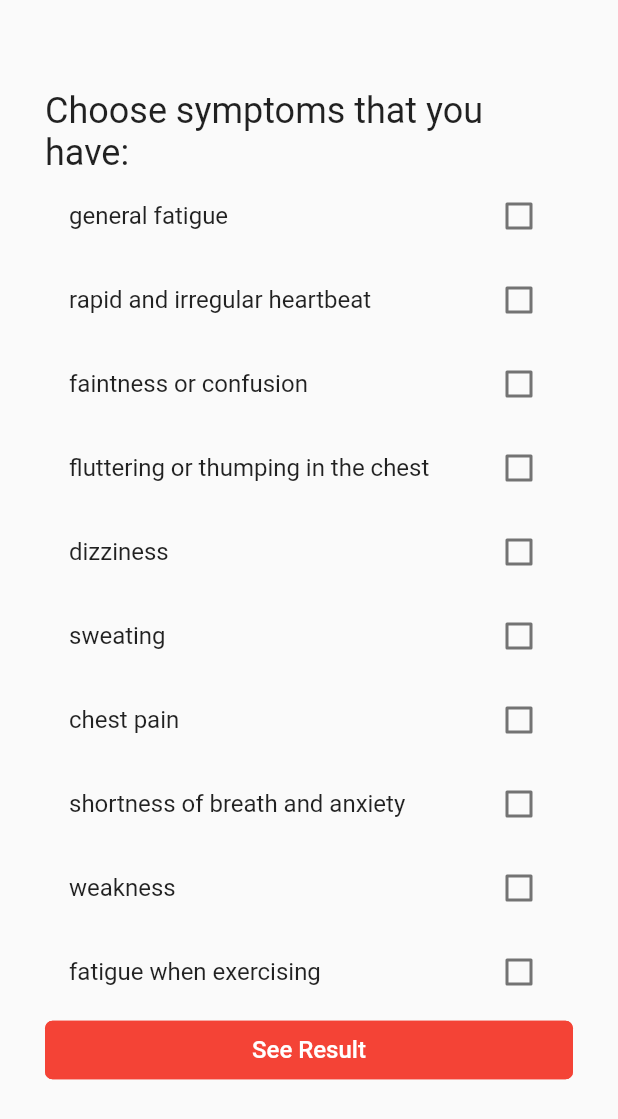
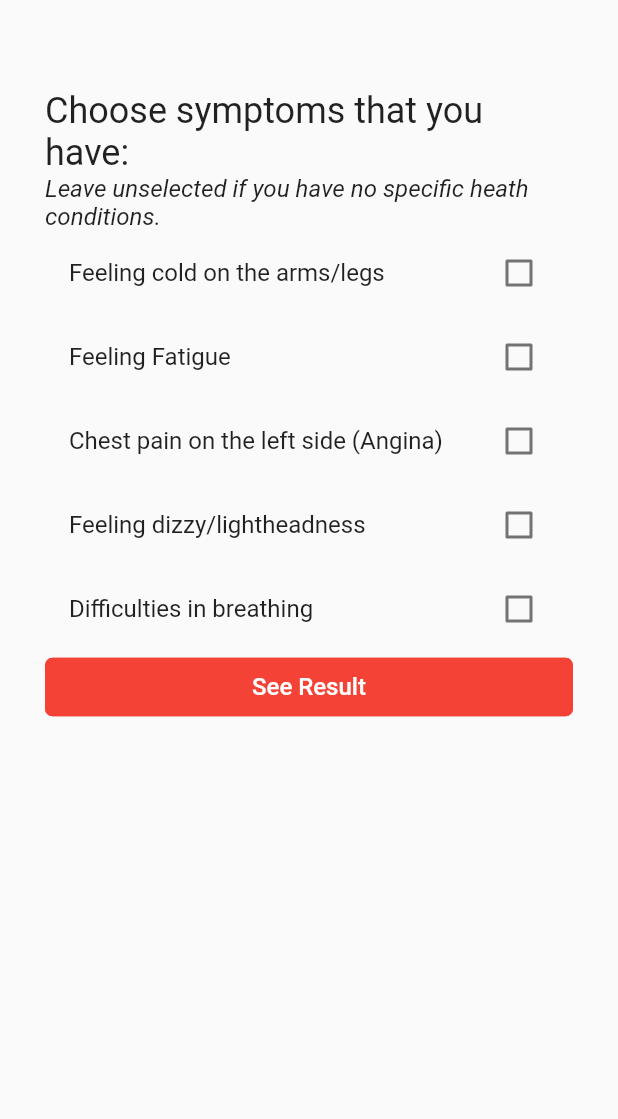
Before and after one commit to nathasyae/heartrate, a Flutter app: the Symptomps screen opened directly, on a phone screen of 412 x 824 dp. Shown: the top 1119 px of the screen. Run offline on Flutter 3.47's test engine with Material 2 defaults, Android fonts, the phone set to English and light mode, and no system bars; our stand-ins replace audioplayers, camera, charts_flutter, cloud_firestore, firebase_auth, firebase_core and 7 more; missing offline and left inert: dart:ffi, demoji, flutter_clean_calendar, flutter_dropdown, international_system_of_units; accounts and stored records are empty.

Commit message:
refactoring to folder detection

```diff
--- a/lib/BottomNavPage.dart
+++ b/lib/BottomNavPage.dart
@@ -6,7 +6,7 @@ import 'package:heartrate/pages/consultation.dart';
 import 'package:heartrate/pages/forms/personalInfo.dart';
 import 'package:heartrate/pages/profile.dart';
 import 'package:heartrate/pages/programs.dart';
-import 'package:heartrate/pages/resultProVersion.dart';
+import 'file:///C:/Users/tasya/Desktop/heartrate/lib/pages/detection/resultProVersion.dart';
 
 class BottomNavPage extends StatefulWidget {
 
--- a/lib/pages/checkHeartRate.dart
+++ b/lib/pages/checkHeartRate.dart
@@ -11,7 +11,7 @@ import 'dart:convert';
 import 'package:http/http.dart' as http;
 import 'package:heartrate/chart.dart';
 import 'package:quiver/async.dart';
-import 'package:heartrate/pages/result.dart';
+import 'file:///C:/Users/tasya/Desktop/heartrate/lib/pages/detection/result.dart';
 import 'package:heartrate/models/Log.dart';
 import 'package:heartrate/models/User.dart';
 import 'package:firebase_core/firebase_core.dart';
--- a/lib/pages/precheckstate.dart
+++ b/lib/pages/detection/precheckstate.dart
@@ -1,6 +1,6 @@
 import 'package:flutter/material.dart';
 import 'package:heartrate/components/MultiSelectChip.dart';
-import 'package:heartrate/pages/result.dart';
+import 'file:///C:/Users/tasya/Desktop/heartrate/lib/pages/detection/result.dart';
 import 'package:multi_select_flutter/multi_select_flutter.dart';
 
 class PrecheckState extends StatefulWidget {
--- a/lib/pages/result.dart
+++ b/lib/pages/detection/result.dart
@@ -3,8 +3,8 @@ import 'package:flutter/material.dart';
 import 'package:cloud_firestore/cloud_firestore.dart';
 import 'package:flutter/material.dart';
 
-import '../BottomNavPage.dart';
-import 'dailyroutines.dart';
+import '../../BottomNavPage.dart';
+import '../dailyroutines.dart';
 
 final Firestore _db = Firestore.instance;
 
--- a/lib/pages/symptomps.dart
+++ b/lib/pages/detection/symptomps.dart
@@ -1,5 +1,5 @@
 import 'package:flutter/material.dart';
-import 'package:heartrate/pages/result.dart';
+import 'file:///C:/Users/tasya/Desktop/heartrate/lib/pages/detection/result.dart';
 
 class Symptomps extends StatefulWidget {
   final String avgBPM, heartCondition;
@@ -12,16 +12,11 @@ class Symptomps extends StatefulWidget {
 
 class SymptompsState extends State<Symptomps> {
   Map<String, bool> values = {
-    'general fatigue': false,
-    'rapid and irregular heartbeat': false,
-    'faintness or confusion': false,
-    'fluttering or thumping in the chest': false,
-    'dizziness': false,
-    'sweating': false,
-    'chest pain': false,
-    'shortness of breath and anxiety': false,
-    'weakness': false,
-    'fatigue when exercising': false,
+    'Feeling cold on the arms/legs': false,
+    'Feeling Fatigue': false,
+    'Chest pain on the left side (Angina)': false,
+    'Feeling dizzy/lightheadness': false,
+    'Difficulties in breathing': false,
   };
 
   @override
@@ -35,7 +30,9 @@ class SymptompsState extends State<Symptomps> {
                     height:30),
                 Text("Choose symptoms that you have:",
                     style: TextStyle(fontSize: 24.0)),
-                ListView(
+            Text("Leave unselected if you have no specific heath conditions.",
+                style: TextStyle(fontStyle: FontStyle.italic)),
+            ListView(
                   shrinkWrap: true,
                   children: values.keys.map((String key) {
                     return new CheckboxListTile(
--- a/lib/pages/forms/activityLevel.dart
+++ b/lib/pages/forms/activityLevel.dart
@@ -1,7 +1,7 @@
 import 'package:flutter/material.dart';
 import 'package:heartrate/homePage.dart';
 import 'package:heartrate/models/UserData.dart';
-import 'package:heartrate/pages/result.dart';
+import 'file:///C:/Users/tasya/Desktop/heartrate/lib/pages/detection/result.dart';
 
 import '../../BottomNavPage.dart';
 
--- a/lib/pages/forms/cvdHistory.dart
+++ b/lib/pages/forms/cvdHistory.dart
@@ -1,6 +1,6 @@
 import 'package:flutter/material.dart';
 import 'package:heartrate/models/UserData.dart';
-import 'package:heartrate/pages/result.dart';
+import 'file:///C:/Users/tasya/Desktop/heartrate/lib/pages/detection/result.dart';
 
 import 'activityLevel.dart';
 
--- a/lib/pages/forms/healthHistory.dart
+++ b/lib/pages/forms/healthHistory.dart
@@ -1,7 +1,7 @@
 import 'package:flutter/material.dart';
 import 'package:heartrate/models/UserData.dart';
 import 'package:heartrate/pages/forms/cvdHistory.dart';
-import 'package:heartrate/pages/result.dart';
+import 'file:///C:/Users/tasya/Desktop/heartrate/lib/pages/detection/result.dart';
 
 class HealthHistory extends StatefulWidget {
   UserData userData;
--- a/lib/pages/forms/personalInfo.dart
+++ b/lib/pages/forms/personalInfo.dart
@@ -5,7 +5,7 @@ import 'package:heartrate/models/Survey.dart';
 import 'package:heartrate/models/UserData.dart';
 import 'package:heartrate/models/UserData.dart';
 import 'package:heartrate/models/UserData.dart';
-import 'package:heartrate/pages/result.dart';
+import 'file:///C:/Users/tasya/Desktop/heartrate/lib/pages/detection/result.dart';
 import 'package:international_system_of_units/international_system_of_units.dart';
 
 import 'healthHistory.dart';
--- a/lib/pages/invalid.dart
+++ b/lib/pages/invalid.dart
@@ -1,6 +1,6 @@
 import 'package:flutter/material.dart';
 import 'package:heartrate/BottomNavPage.dart';
-import 'package:heartrate/pages/result.dart';
+import 'file:///C:/Users/tasya/Desktop/heartrate/lib/pages/detection/result.dart';
 import 'package:heartrate/style.dart';
 
 class Invalid extends StatefulWidget {
```
Also changed, not shown: lib/pages/detection/measuring.dart (renamed from lib/pages/measuring.dart), lib/pages/detection/resultProVersion.dart (renamed from lib/pages/resultProVersion.dart).
